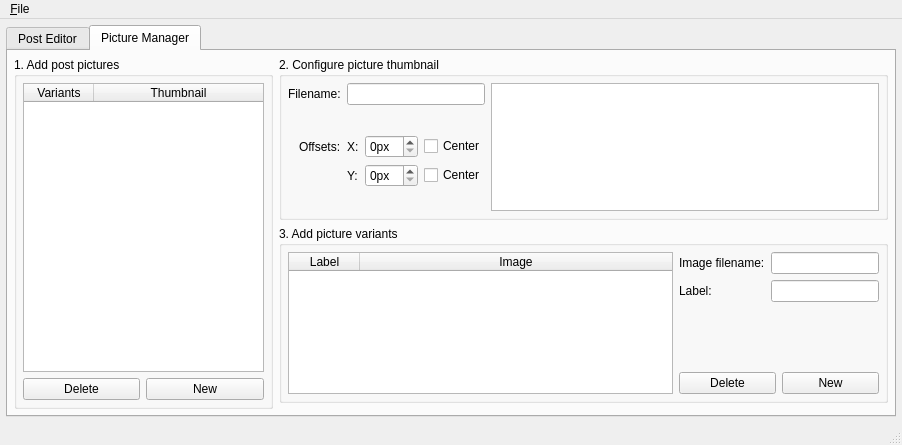
Before: the Qt Designer form WndMain.ui in Driftini/fumoedit-qt, drawn with Qt 5.
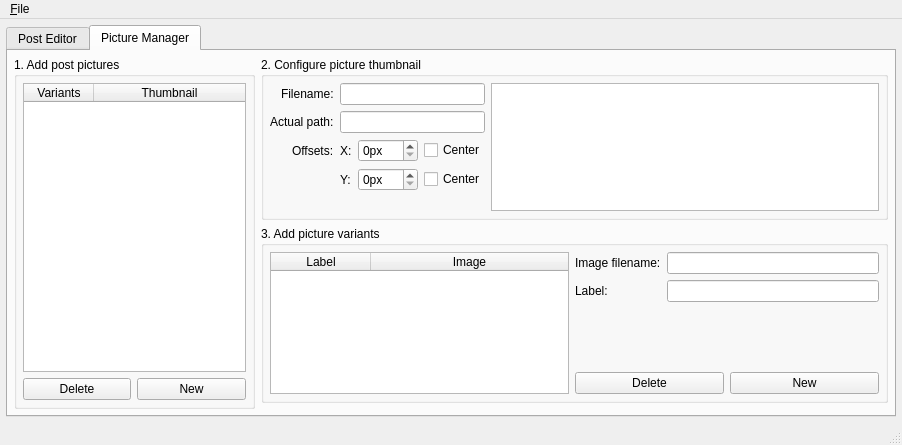
After: the same form once the commit is applied. The open tabs and pages were chosen to show the change.

Commit message: Thumbnail preview

Diff of the .ui file:
```diff
--- a/WndMain.ui
+++ b/WndMain.ui
@@ -248,7 +248,7 @@
           <property name="title">
            <string>2. Configure picture thumbnail</string>
           </property>
-          <layout class="QGridLayout" name="gridLayout_8" columnstretch="0,0,0,0,0,1">
+          <layout class="QGridLayout" name="gridLayout_8" columnstretch="0,0,1,1,0,2">
            <item row="0" column="5" rowspan="5" alignment="Qt::AlignHCenter|Qt::AlignVCenter">
             <widget class="QGraphicsView" name="GvThumbPreview">
              <property name="sizePolicy">
@@ -276,6 +276,9 @@
              <property name="suffix">
               <string>px</string>
              </property>
+             <property name="maximum">
+              <number>512</number>
+             </property>
             </widget>
            </item>
            <item row="2" column="3">
@@ -310,6 +313,9 @@
              <property name="suffix">
               <string>px</string>
              </property>
+             <property name="maximum">
+              <number>512</number>
+             </property>
             </widget>
            </item>
            <item row="2" column="0" alignment="Qt::AlignRight">
@@ -339,6 +345,20 @@
            <item row="0" column="1" colspan="3">
             <widget class="QLineEdit" name="LeThumbFilename"/>
            </item>
+           <item row="1" column="0" alignment="Qt::AlignRight">
+            <widget class="QLabel" name="LblThumbActualPath">
+             <property name="text">
+              <string>Actual path:</string>
+             </property>
+            </widget>
+           </item>
+           <item row="1" column="1" colspan="3">
+            <widget class="QLineEdit" name="LeThumbActualPath">
+             <property name="readOnly">
+              <bool>true</bool>
+             </property>
+            </widget>
+           </item>
           </layout>
          </widget>
         </item>
@@ -353,7 +373,7 @@
           <property name="title">
            <string>3. Add picture variants</string>
           </property>
-          <layout class="QGridLayout" name="gridLayout" columnstretch="2,0,0">
+          <layout class="QGridLayout" name="gridLayout" columnstretch="2,1,1">
            <item row="0" column="1" rowspan="2" colspan="2">
             <layout class="QFormLayout" name="formLayout_2">
              <item row="0" column="0">
@@ -395,9 +415,6 @@
              <property name="selectionBehavior">
               <enum>QAbstractItemView::SelectRows</enum>
              </property>
-             <attribute name="horizontalHeaderDefaultSectionSize">
-              <number>71</number>
-             </attribute>
              <attribute name="horizontalHeaderStretchLastSection">
               <bool>true</bool>
              </attribute>
```
Left out of the diff: 31 changed lines with no effect on the pictures. The commit also changes 1 other file.
